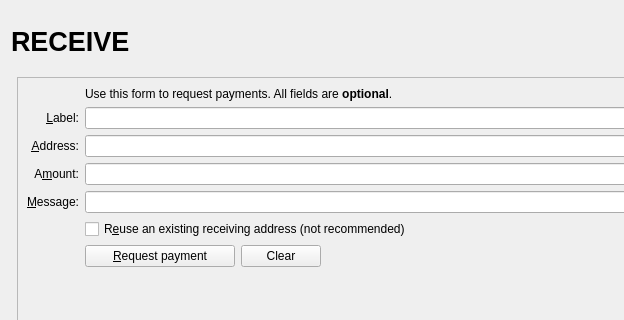
Before: the Qt Designer form src/qt/forms/receivecoinsdialog.ui in KABBERRY/Kabberry-Coin, drawn with Qt 5; both pictures show x 0 to 624 and y 0 to 320 of the 962 by 616 pixel window.
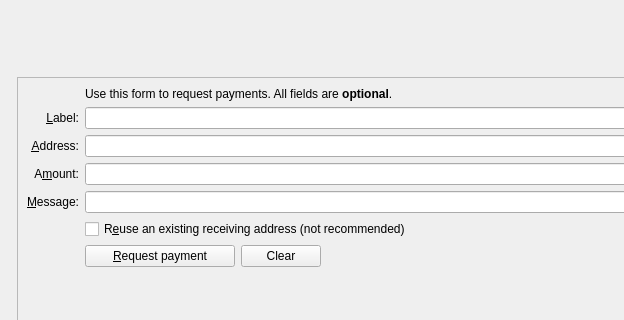
After: the same form once the commit is applied. Icons and pictures are not drawn. Custom widgets are drawn as their Qt base class.

```diff
--- a/src/qt/forms/receivecoinsdialog.ui
+++ b/src/qt/forms/receivecoinsdialog.ui
@@ -55,7 +55,7 @@
              </font>
             </property>
             <property name="text">
-             <string>RECEIVE</string>
+             <string></string>
             </property>
            </widget>
           </item>
```
